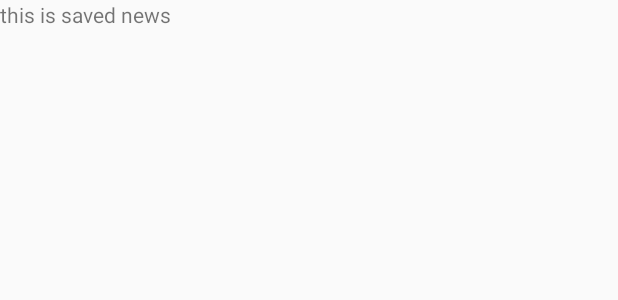
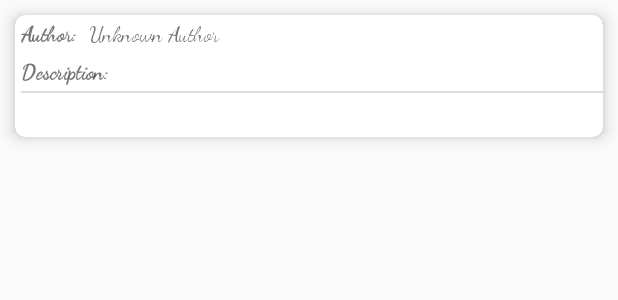
Before and after one commit to JoshuaLoveCoding/NewsApp, an Android app: the layout fragment_saved_news.xml on its own in the app's theme, with its tools: preview values and no code run, on a phone screen of 412 x 824 dp. Shown: the top 300 px of the screen. Run offline under Robolectric (Android 15) with nearby library versions, the light colour scheme and no system bars; network calls fail.

Commit message:
Eleventh commit

```diff
--- a/app/src/main/res/layout/fragment_saved_news.xml
+++ b/app/src/main/res/layout/fragment_saved_news.xml
@@ -1,15 +1,71 @@
 <?xml version="1.0" encoding="utf-8"?>
-<FrameLayout xmlns:android="http://schemas.android.com/apk/res/android"
-    xmlns:tools="http://schemas.android.com/tools"
+<android.support.v7.widget.CardView
     android:layout_width="match_parent"
-    android:layout_height="match_parent"
-    tools:context=".save.SavedNewsFragment">
+    android:layout_height="wrap_content"
+    android:layout_margin="10dp"
+    android:orientation="vertical"
+    app:cardCornerRadius="7dp"
+    xmlns:android="http://schemas.android.com/apk/res/android"
+    xmlns:app="http://schemas.android.com/apk/res-auto"
+    app:cardElevation="6dp">
 
-    <!-- TODO: Update blank fragment layout -->
-    <TextView
+    <android.support.constraint.ConstraintLayout
         android:layout_width="match_parent"
-        android:layout_height="match_parent"
-        android:id="@+id/text"
-        android:text="this is saved news" />
+        android:layout_height="wrap_content"
+        android:foreground="?attr/selectableItemBackground">
+        <TextView
+            android:id="@+id/author_label"
+            android:layout_width="wrap_content"
+            android:layout_height="wrap_content"
+            android:padding="@dimen/four_dp"
+            android:text="Author:"
+            android:fontFamily="@font/dancing_script"
+            android:maxLines="1"
+            android:textStyle="bold"
+            app:layout_constraintLeft_toLeftOf="parent"
+            app:layout_constraintTop_toTopOf="parent" />
 
-</FrameLayout>
+        <TextView
+            android:layout_width="0dp"
+            android:layout_height="wrap_content"
+            android:padding="@dimen/four_dp"
+            android:text="@string/author_unknown"
+            android:id="@+id/author"
+            android:gravity="left"
+            android:fontFamily="@font/dancing_script"
+            app:layout_constraintLeft_toRightOf="@+id/author_label"
+            app:layout_constraintTop_toTopOf="parent" />
+
+        <TextView
+            android:id="@+id/description_label"
+            android:layout_width="wrap_content"
+            android:layout_height="wrap_content"
+            android:padding="@dimen/four_dp"
+            android:text="Description:"
+            android:fontFamily="@font/dancing_script"
+            android:textStyle="bold"
+            app:layout_constraintLeft_toLeftOf="@id/author_label"
+            app:layout_constraintTop_toBottomOf="@id/author_label" />
+
+        <View
+            app:layout_constraintTop_toBottomOf="@id/description_label"
+            android:id="@+id/description_delimiter"
+            android:layout_width="0dp"
+            android:layout_height="1dp"
+            app:layout_constraintLeft_toLeftOf="parent"
+            android:layout_marginLeft="@dimen/four_dp"
+            android:layout_marginRight="12dp"
+            android:background="@color/light_gray"/>
+
+        <TextView
+            android:layout_width="0dp"
+            android:layout_height="wrap_content"
+            android:padding="@dimen/four_dp"
+            android:id="@+id/description"
+            android:fontFamily="@font/indie_flower"
+            app:layout_constraintLeft_toLeftOf="@+id/description_label"
+            app:layout_constraintTop_toBottomOf="@+id/description_delimiter" />
+
+    </android.support.constraint.ConstraintLayout>
+
+</android.support.v7.widget.CardView>
--- a/app/src/main/res/values/strings.xml
+++ b/app/src/main/res/values/strings.xml
@@ -10,4 +10,6 @@
 
     <!-- TODO: Remove or change this placeholder text -->
     <string name="hello_blank_fragment">Hello blank fragment</string>
+
+    <string name="author_unknown">Unknown Author</string>
 </resources>
```
Also changed, not shown: app/src/main/java/edu/gwu/alohanews/database/NewsDao.java (+8 -0 lines), app/src/main/java/edu/gwu/alohanews/save/SavedNewsContract.java (added, +21 -0 lines), app/src/main/java/edu/gwu/alohanews/save/SavedNewsFragment.java (+25 -3 lines), app/src/main/java/edu/gwu/alohanews/save/SavedNewsModel.java (added, +36 -0 lines), app/src/main/java/edu/gwu/alohanews/save/SavedNewsPresenter.java (added, +44 -0 lines).
